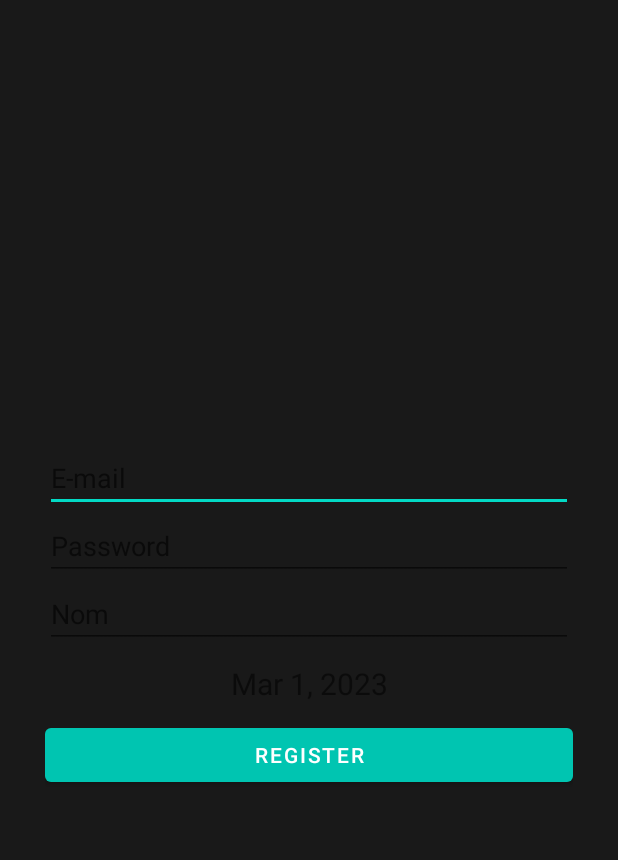
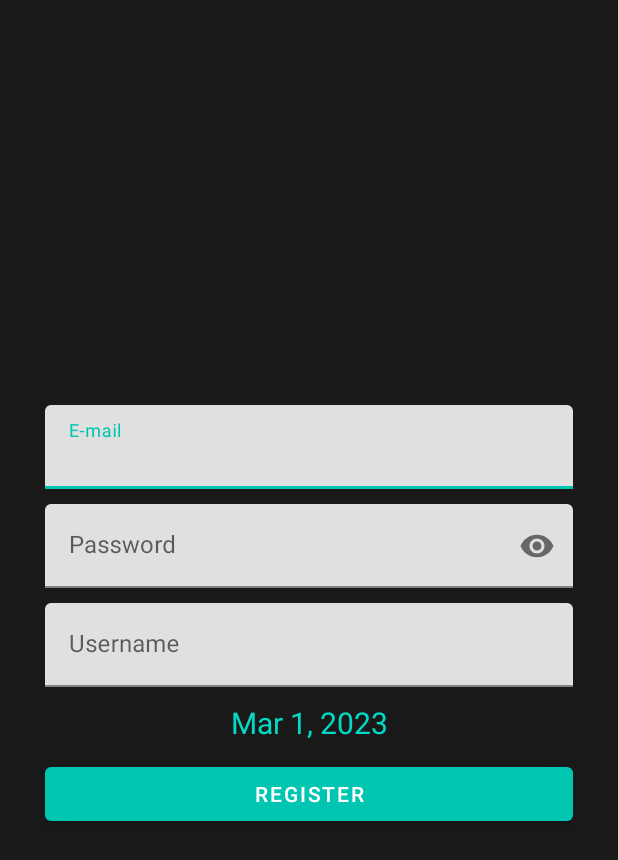
Before and after one commit to ferrerjoel/Verbumly, an Android app: the Register screen opened directly, with no data from a screen before it, on a phone screen of 412 x 824 dp. Shown: the top 860 px of the screen. Run offline under Robolectric (Android 15) with nearby library versions, the phone set to English and light mode, and no system bars; our stand-ins replace Firebase (no records; nobody signed in at launch, a user with empty details on screens opened directly).

```diff
--- a/app/build.gradle
+++ b/app/build.gradle
@@ -53,4 +53,7 @@ dependencies {
     // https://firebase.google.com/docs/android/setup#available-librarie
     implementation 'com.google.firebase:firebase-auth-ktx'
     implementation 'com.google.firebase:firebase-firestore-ktx'
+    // https://mvnrepository.com/artifact/com.google.guava/guava
+    // implementation 'com.google.guava:guava:31.1-jre'
+
 }
--- a/app/src/main/res/layout/activity_register.xml
+++ b/app/src/main/res/layout/activity_register.xml
@@ -13,7 +13,9 @@
         android:gravity="center"
         android:orientation="vertical"
         android:padding="30dp">
-
+        <com.google.android.material.textfield.TextInputLayout
+            android:layout_width="match_parent"
+            android:layout_height="wrap_content">
             <!-- Mail input -->
             <EditText
                 android:id="@+id/mailEt"
@@ -21,24 +23,34 @@
                 android:layout_height="wrap_content"
                 android:inputType="textEmailAddress"
                 android:hint="@string/mailEt" />
+        </com.google.android.material.textfield.TextInputLayout>
         <!-- Force mail input -->
-
+        <com.google.android.material.textfield.TextInputLayout
+            android:layout_width="match_parent"
+            android:layout_height="wrap_content"
+            app:passwordToggleEnabled="true">
         <!-- Password input -->
             <EditText
                 android:id="@+id/passEt"
                 android:layout_width="match_parent"
                 android:layout_height="wrap_content"
+                android:layout_marginTop="10dp"
                 android:inputType="textPassword"
                 android:hint="@string/passEt" />
+        </com.google.android.material.textfield.TextInputLayout>
         <!-- Force password input -->
 
-
+        <com.google.android.material.textfield.TextInputLayout
+            android:layout_width="match_parent"
+            android:layout_height="wrap_content">
         <!-- Player name input -->
             <EditText
                 android:id="@+id/nameEt"
                 android:layout_width="match_parent"
                 android:layout_height="wrap_content"
+                android:layout_marginTop="10dp"
                 android:hint="@string/nameEt" />
+        </com.google.android.material.textfield.TextInputLayout>
 
         <!-- Actual date -->
         <TextView
@@ -49,6 +61,7 @@
             android:hint="@string/dateTv"
             android:textSize="20sp"
             android:layout_marginTop="10dp"
+            android:textColor="@color/teal_200"
             />
 
         <!-- Enter button -->
--- a/app/src/main/res/values/strings.xml
+++ b/app/src/main/res/values/strings.xml
@@ -4,7 +4,7 @@
     <string name="loginBtn">Login</string>
     <string name="registerBtn">Register</string>
     <string name="mailEt">E-mail</string>
-    <string name="nameEt">Nom</string>
+    <string name="nameEt">Username</string>
     <string name="passEt">Password</string>
     <string name="dateTv">Date</string>
 
--- a/build.gradle
+++ b/build.gradle
@@ -8,6 +8,7 @@ buildscript {
     dependencies {
         // Add the dependency for the Google services Gradle plugin
         classpath 'com.google.gms:google-services:4.3.15'
+
 
     }
 }
```
Also changed, not shown: app/src/main/java/com/example/epicuntitledmobilegame/Login.kt (+9 -1 lines), app/src/main/java/com/example/epicuntitledmobilegame/Menu.kt (+6 -2 lines), app/src/main/java/com/example/epicuntitledmobilegame/Register.kt (+16 -4 lines). Lines whose indentation alone changed are shown as unchanged.
